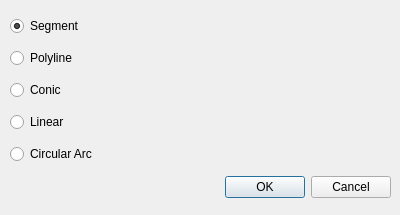
Qt form demo/Arrangement_on_surface_2/NewTabDialog.ui (oliviertournaire/QLabelling) before a commit.
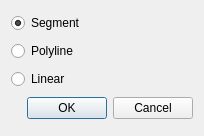
The same form after that commit.

Commit message: [WIP] #11 Removing all related circular / conic / algebraic arrangement stuffs

The edit to the form file:
```diff
--- a/demo/Arrangement_on_surface_2/NewTabDialog.ui
+++ b/demo/Arrangement_on_surface_2/NewTabDialog.ui
@@ -6,22 +6,15 @@
    <rect>
     <x>0</x>
     <y>0</y>
-    <width>400</width>
-    <height>215</height>
+    <width>204</width>
+    <height>136</height>
    </rect>
   </property>
   <property name="windowTitle">
    <string>Dialog</string>
   </property>
-  <widget class="QWidget" name="gridLayoutWidget">
-   <property name="geometry">
-    <rect>
-     <x>10</x>
-     <y>10</y>
-     <width>381</width>
-     <height>197</height>
-    </rect>
-   </property>
+  <layout class="QHBoxLayout" name="horizontalLayout">
+   <item>
    <layout class="QGridLayout" name="gridLayout">
     <item row="0" column="0">
      <widget class="QRadioButton" name="segmentRadioButton">
@@ -43,14 +36,7 @@
       </property>
      </widget>
     </item>
-    <item row="2" column="0">
-     <widget class="QRadioButton" name="conicRadioButton">
-      <property name="text">
-       <string>Conic</string>
-      </property>
-     </widget>
-    </item>
-    <item row="6" column="0">
+     <item row="4" column="0">
      <widget class="QDialogButtonBox" name="buttonBox">
       <property name="orientation">
        <enum>Qt::Horizontal</enum>
@@ -60,29 +46,16 @@
       </property>
      </widget>
     </item>
-    <item row="3" column="0">
+     <item row="2" column="0">
      <widget class="QRadioButton" name="linearRadioButton">
       <property name="text">
        <string>Linear</string>
       </property>
      </widget>
     </item>
-    <item row="4" column="0">
-     <widget class="QRadioButton" name="circularArcRadioButton">
-      <property name="text">
-       <string>Circular Arc</string>
-      </property>
-     </widget>
-    </item>
-    <!-- <item row="5" column="0"> -->
-    <!--  <widget class="QRadioButton" name="algebraicRadioButton"> -->
-    <!--   <property name="text"> -->
-    <!--    <string>Algebraic</string> -->
-    <!--   </property> -->
-    <!--  </widget> -->
-    <!-- </item> -->
-   </layout>
-  </widget>
+    </layout>
+   </item>
+  </layout>
  </widget>
  <resources/>
  <connections>
```
Lines whose indentation alone changed are shown as unchanged. The commit also changes 13 other files.
